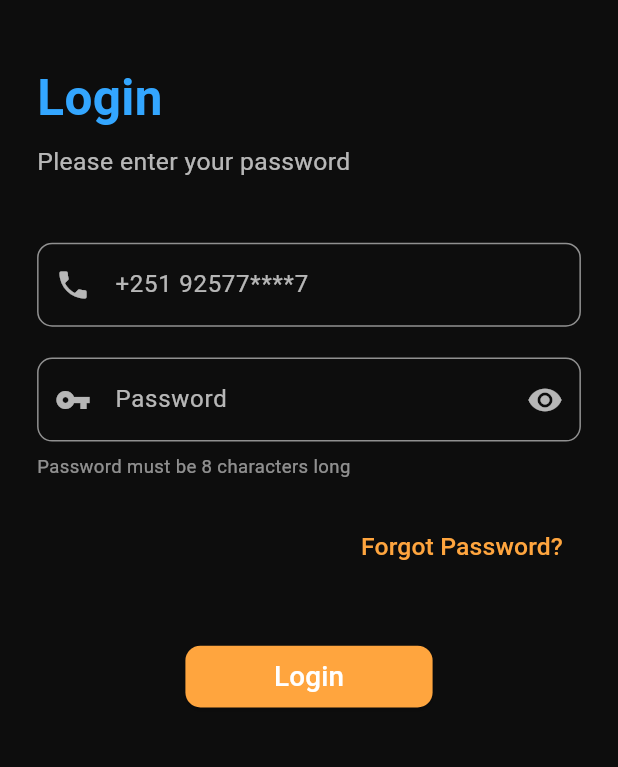
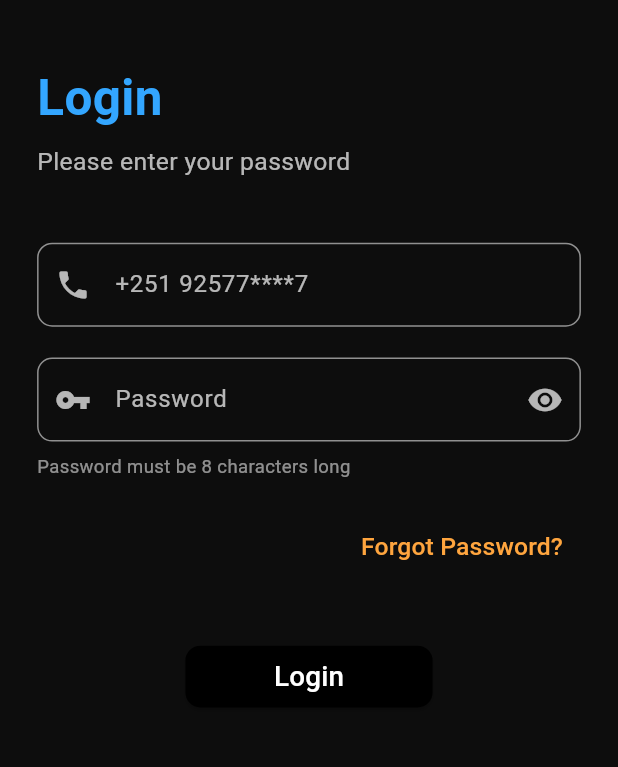
Before and after one commit to davemg357/michuapp12, a Flutter app: the screen it shows after launch, on a phone screen of 412 x 824 dp, the part 111-878 px from its top. Run offline on Flutter 3.47's test engine with Material 3 defaults, Android fonts, the phone set to English and light mode, and no system bars; our stand-ins replace shimmer.

```diff
--- a/lib/login.dart
+++ b/lib/login.dart
@@ -191,7 +191,7 @@ class _LoginPageState extends State<LoginPage> {
                           }
                         },
                         style: ElevatedButton.styleFrom(
-                          backgroundColor: const Color(0xFFFFA53E),
+                          backgroundColor: const Color.fromARGB(255, 0, 0, 0),
                           shape: RoundedRectangleBorder(
                             borderRadius: BorderRadius.circular(10),
                           ),
```
Also changed, not shown: 2 other files.
